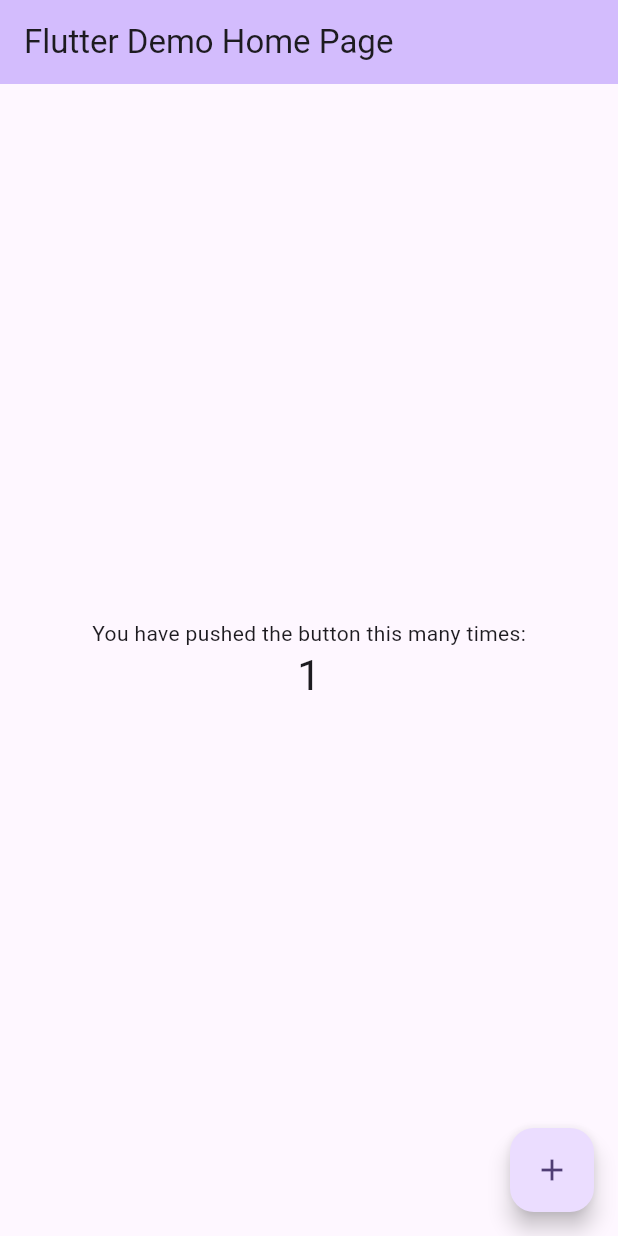
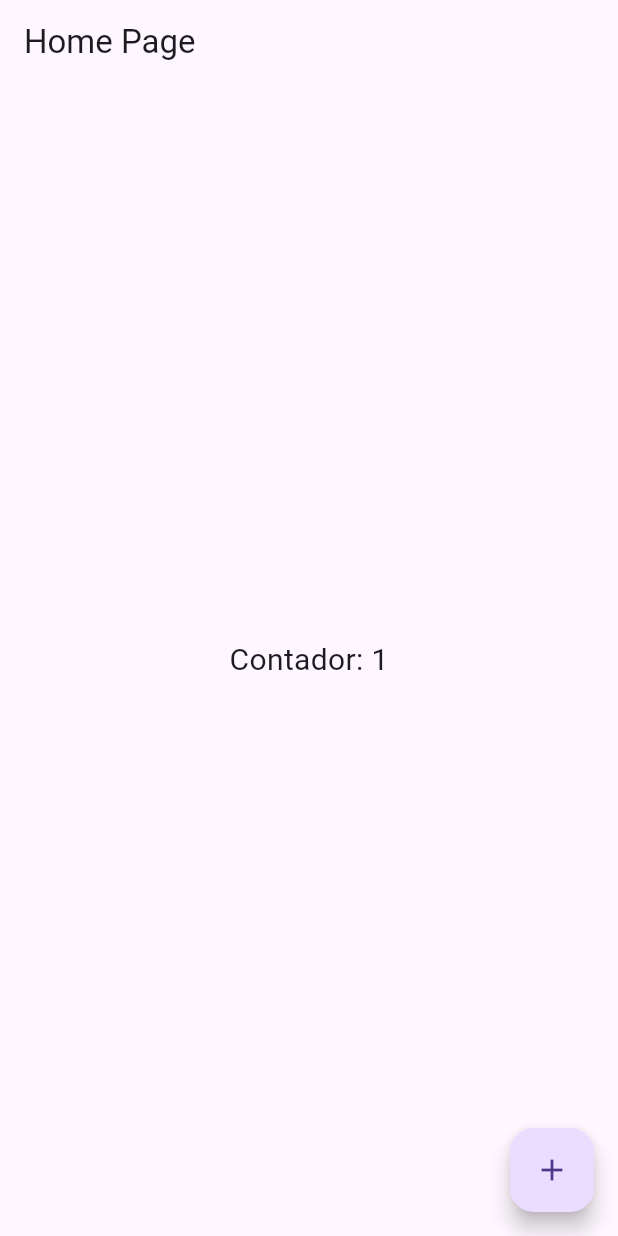
Before and after one commit to LucaoCorrea/FlutterStudies, a Flutter app: the screen it shows after launch, after a tap on the "add" icon, on a phone screen of 412 x 824 dp. Run offline on Flutter 3.47's test engine with Material 3 defaults, Android fonts, the phone set to English and light mode, and no system bars.

Commit message:
Home e AppWidget

```diff
--- /dev/null
+++ b/flutter_studies/lib/AppWidget.dart
@@ -0,0 +1,14 @@
+import 'package:flutter/material.dart';
+import 'package:flutter_studies/HomePage.dart';
+
+class AppWidget extends StatelessWidget {
+
+  @override
+  Widget build(BuildContext context) {
+    // TODO: implement build
+    return MaterialApp(
+      theme: ThemeData(primaryColor: Colors.red),
+      home: HomePage(),
+    );
+  }
+}
--- /dev/null
+++ b/flutter_studies/lib/HomePage.dart
@@ -0,0 +1,41 @@
+import 'package:flutter/material.dart';
+
+class HomePage extends StatefulWidget {
+  @override
+  State<HomePage> createState() {
+    return HomePageState();
+  }
+}
+
+class HomePageState extends State<HomePage> {
+  int count = 0;
+
+  @override
+  Widget build(BuildContext context) {
+    return Scaffold(
+      appBar: AppBar(
+        title: Text('Home Page'),
+      ),
+      body: Center(
+          child: GestureDetector(
+              child: Text(
+                'Contador: $count',
+                style: TextStyle(fontSize: 20),
+              ),
+              onTap: () {
+                setState(() {
+                  count++;
+                });
+              })),
+      floatingActionButton: FloatingActionButton(
+        child: Icon(Icons.add),
+        splashColor: Colors.red,
+        onPressed: () {
+          setState(() {
+            count++;
+          });
+        },
+      ),
+    );
+  }
+}
--- a/flutter_studies/lib/main.dart
+++ b/flutter_studies/lib/main.dart
@@ -1,125 +1,6 @@
 import 'package:flutter/material.dart';
+import 'package:flutter_studies/AppWidget.dart';
 
-void main() {
-  runApp(const MyApp());
+main() {
+  runApp(AppWidget());
 }
-
-class MyApp extends StatelessWidget {
-  const MyApp({super.key});
-
-  // This widget is the root of your application.
-  @override
-  Widget build(BuildContext context) {
-    return MaterialApp(
-      title: 'Flutter Demo',
-      theme: ThemeData(
-        // This is the theme of your application.
-        //
-        // TRY THIS: Try running your application with "flutter run". You'll see
-        // the application has a purple toolbar. Then, without quitting the app,
-        // try changing the seedColor in the colorScheme below to Colors.green
-        // and then invoke "hot reload" (save your changes or press the "hot
-        // reload" button in a Flutter-supported IDE, or press "r" if you used
-        // the command line to start the app).
-        //
-        // Notice that the counter didn't reset back to zero; the application
-        // state is not lost during the reload. To reset the state, use hot
-        // restart instead.
-        //
-        // This works for code too, not just values: Most code changes can be
-        // tested with just a hot reload.
-        colorScheme: ColorScheme.fromSeed(seedColor: Colors.deepPurple),
-        useMaterial3: true,
-      ),
-      home: const MyHomePage(title: 'Flutter Demo Home Page'),
-    );
-  }
-}
-
-class MyHomePage extends StatefulWidget {
-  const MyHomePage({super.key, required this.title});
-
-  // This widget is the home page of your application. It is stateful, meaning
-  // that it has a State object (defined below) that contains fields that affect
-  // how it looks.
-
-  // This class is the configuration for the state. It holds the values (in this
-  // case the title) provided by the parent (in this case the App widget) and
-  // used by the build method of the State. Fields in a Widget subclass are
-  // always marked "final".
-
-  final String title;
-
-  @override
-  State<MyHomePage> createState() => _MyHomePageState();
-}
-
-class _MyHomePageState extends State<MyHomePage> {
-  int _counter = 0;
-
-  void _incrementCounter() {
-    setState(() {
-      // This call to setState tells the Flutter framework that something has
-      // changed in this State, which causes it to rerun the build method below
-      // so that the display can reflect the updated values. If we changed
-      // _counter without calling setState(), then the build method would not be
-      // called again, and so nothing would appear to happen.
-      _counter++;
-    });
-  }
-
-  @override
-  Widget build(BuildContext context) {
-    // This method is rerun every time setState is called, for instance as done
-    // by the _incrementCounter method above.
-    //
-    // The Flutter framework has been optimized to make rerunning build methods
-    // fast, so that you can just rebuild anything that needs updating rather
-    // than having to individually change instances of widgets.
-    return Scaffold(
-      appBar: AppBar(
-        // TRY THIS: Try changing the color here to a specific color (to
-        // Colors.amber, perhaps?) and trigger a hot reload to see the AppBar
-        // change color while the other colors stay the same.
-        backgroundColor: Theme.of(context).colorScheme.inversePrimary,
-        // Here we take the value from the MyHomePage object that was created by
-        // the App.build method, and use it to set our appbar title.
-        title: Text(widget.title),
-      ),
-      body: Center(
-        // Center is a layout widget. It takes a single child and positions it
-        // in the middle of the parent.
-        child: Column(
-          // Column is also a layout widget. It takes a list of children and
-          // arranges them vertically. By default, it sizes itself to fit its
-          // children horizontally, and tries to be as tall as its parent.
-          //
-          // Column has various properties to control how it sizes itself and
-          // how it positions its children. Here we use mainAxisAlignment to
-          // center the children vertically; the main axis here is the vertical
-          // axis because Columns are vertical (the cross axis would be
-          // horizontal).
-          //
-          // TRY THIS: Invoke "debug painting" (choose the "Toggle Debug Paint"
-          // action in the IDE, or press "p" in the console), to see the
-          // wireframe for each widget.
-          mainAxisAlignment: MainAxisAlignment.center,
-          children: <Widget>[
-            const Text(
-              'You have pushed the button this many times:',
-            ),
-            Text(
-              '$_counter',
-              style: Theme.of(context).textTheme.headlineMedium,
-            ),
-          ],
-        ),
-      ),
-      floatingActionButton: FloatingActionButton(
-        onPressed: _incrementCounter,
-        tooltip: 'Increment',
-        child: const Icon(Icons.add),
-      ), // This trailing comma makes auto-formatting nicer for build methods.
-    );
-  }
-}
```
Also changed, not shown: 1 other file.
